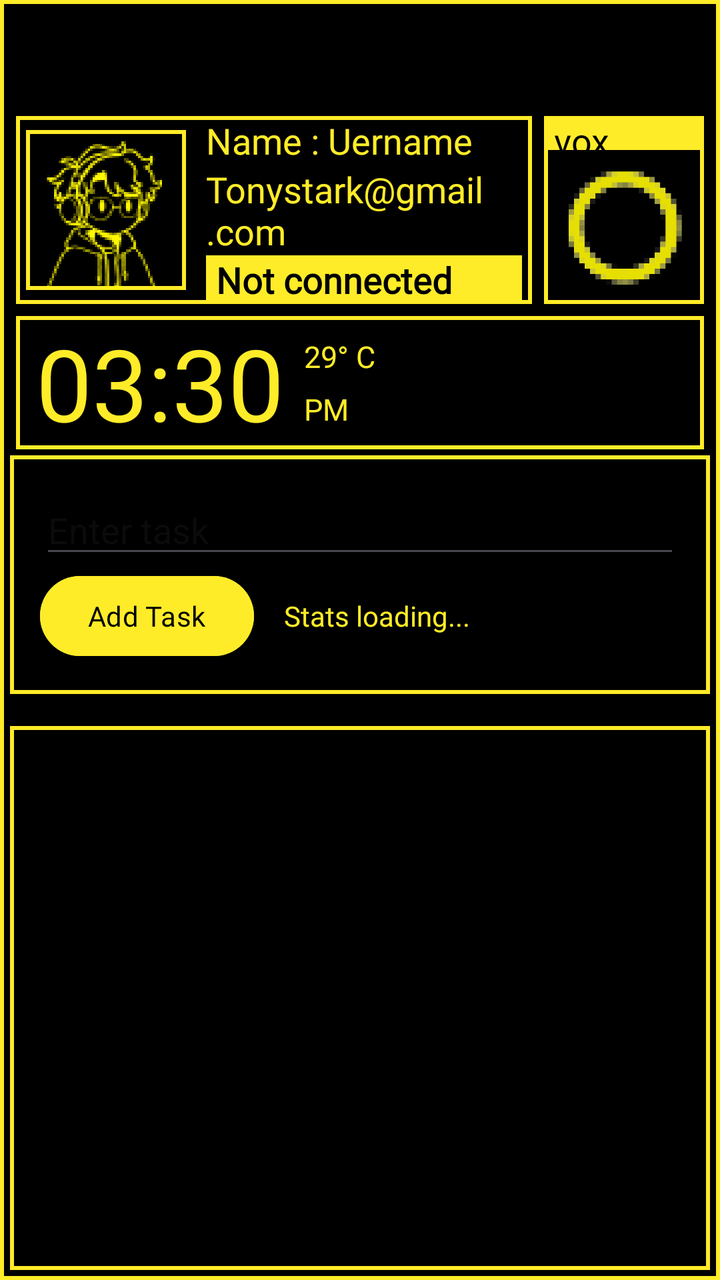
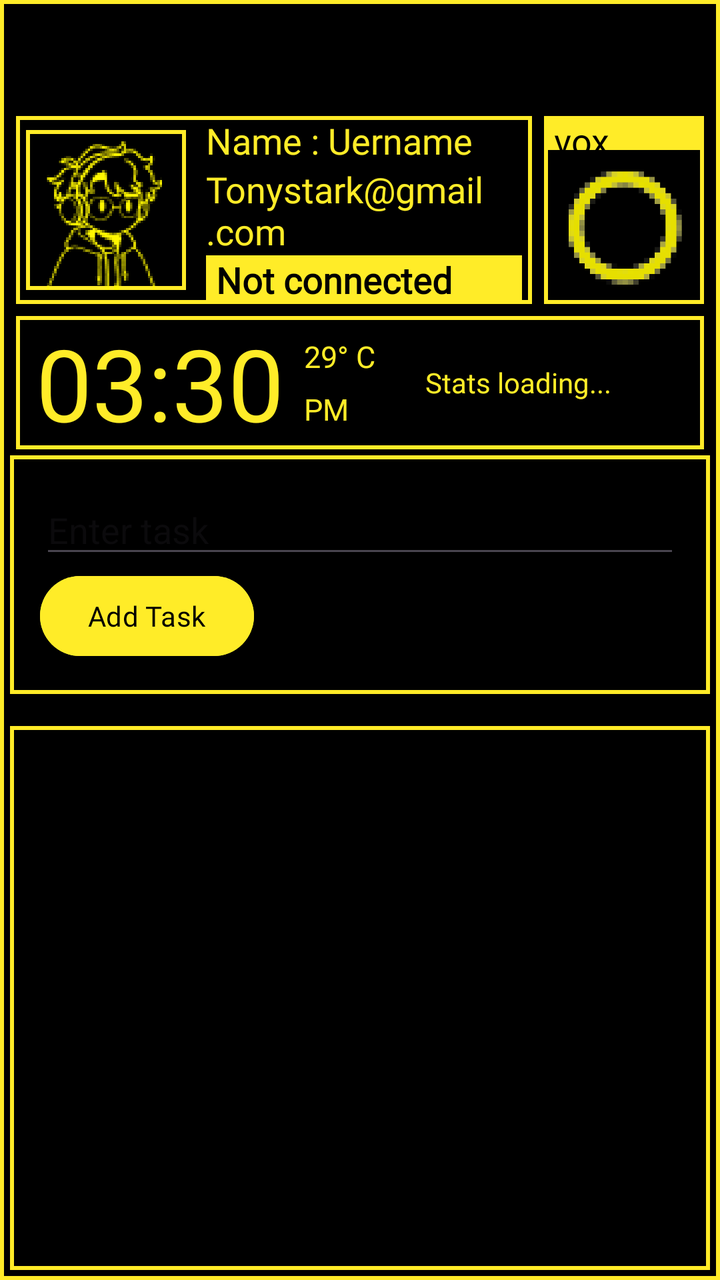

Before-and-after screenshots of an Android layout around one commit, followed by the original layout XML and the change that was made.
<!-- AndroidManifest.xml: application theme Theme.VOX -->
<!-- res/layout/activity_main.xml -->
<?xml version="1.0" encoding="utf-8"?>
<androidx.constraintlayout.widget.ConstraintLayout xmlns:android="http://schemas.android.com/apk/res/android"
    xmlns:app="http://schemas.android.com/apk/res-auto"
    xmlns:tools="http://schemas.android.com/tools"
    android:id="@+id/main"
    android:layout_width="match_parent"
    android:layout_height="match_parent"
    tools:context=".MainActivity"
    android:background="@color/black">

    <LinearLayout
        android:layout_width="match_parent"
        android:layout_height="match_parent"
        android:background="@drawable/container_m"
        android:padding="5dp"
        android:orientation="vertical"
        app:layout_constraintBottom_toBottomOf="parent"
        app:layout_constraintEnd_toEndOf="parent"
        app:layout_constraintStart_toStartOf="parent"
        app:layout_constraintTop_toTopOf="parent">
        <LinearLayout
            android:layout_width="match_parent"
            android:layout_height="100dp"
            android:layout_marginTop="50dp"
            android:orientation="horizontal">
            <LinearLayout
                android:layout_width="0dp"
                android:layout_height="match_parent"
                android:layout_weight="1"
                android:layout_margin="3dp"
                android:orientation="horizontal"
                android:background="@drawable/container_m"
                android:gravity="center_vertical">
                <ImageView
                    android:layout_width="80dp"
                    android:layout_height="80dp"
                    android:layout_margin="5dp"
                    android:src="@drawable/profile_img_m"
                    android:background="@drawable/container_m"/>
                <LinearLayout
                    android:layout_width="match_parent"
                    android:layout_height="wrap_content"
                    android:orientation="vertical"
                    android:paddingLeft="5dp">
                    <TextView
                        android:layout_width="wrap_content"
                        android:layout_height="wrap_content"
                        android:textSize="18sp"
                        android:fontFamily="@font/lowerpixel"
                        android:textColor="@color/yellow_main"
                        android:text="Name : Uername"/>
                    <TextView
                        android:id="@+id/tvEmail"
                        android:layout_width="wrap_content"
                        android:layout_height="wrap_content"
                        android:textSize="18sp"
                        android:fontFamily="@font/lowerpixel"
                        android:textColor="@color/yellow_main"
                        android:text="Tonystark@gmail.com"/>
                    <TextView
                        android:layout_width="match_parent"
                        android:layout_height="wrap_content"
                        android:textSize="18sp"
                        android:fontFamily="@font/lowerpixel"
                        android:textColor="@color/black"
                        android:textStyle="bold"
                        android:paddingLeft="5dp"
                        android:layout_marginRight="5dp"
                        android:background="@color/yellow_main"
                        android:text="Not connected"/>
                </LinearLayout>

            </LinearLayout>
            <LinearLayout
                android:layout_width="80dp"
                android:layout_height="match_parent"
                android:orientation="vertical"
                android:layout_margin="3dp"
                android:background="@drawable/container_m">
                <TextView
                    android:layout_width="match_parent"
                    android:layout_height="17dp"
                    android:text="vox"
                    android:background="@color/yellow_main"
                    android:paddingLeft="5dp"
                    android:fontFamily="@font/pixelbold"
                    android:textSize="18sp"
                    android:textColor="@color/black"/>
                <ImageView
                    android:layout_width="match_parent"
                    android:layout_height="0dp"
                    android:layout_weight="1"
                    android:src="@drawable/vox_ring"
                    />

            </LinearLayout>
        </LinearLayout>
        <LinearLayout
            android:layout_width="match_parent"
            android:layout_height="wrap_content"
            android:orientation="horizontal"
            android:layout_margin="3dp"
            android:gravity="center_vertical"
            android:background="@drawable/container_m">
            <TextView
                android:id="@+id/tvCurrentTime"
                android:layout_width="wrap_content"
                android:layout_height="wrap_content"
                android:textSize="50sp"
                android:textColor="@color/yellow_main"
                android:text="03:30"
                android:layout_marginLeft="10dp"
                android:fontFamily="@font/lowerpixel"/>
            <LinearLayout
                android:layout_width="wrap_content"
                android:layout_height="match_parent"
                android:orientation="vertical"
                android:layout_margin="10dp">
                <TextView
                    android:layout_width="match_parent"
                    android:layout_height="0dp"
                    android:layout_weight="1"
                    android:text="29° C"
                    android:textSize="15sp"
                    android:textColor="@color/yellow_main"
                    android:fontFamily="@font/lowerpixel"/>
                <TextView
                    android:id="@+id/tvCurrentMeridian"
                    android:layout_width="match_parent"
                    android:layout_height="wrap_content"
                    android:text="PM"
                    android:textSize="15sp"
                    android:textColor="@color/yellow_main"
                    android:fontFamily="@font/lowerpixel"/>
            </LinearLayout>


        </LinearLayout>
        <LinearLayout
            android:layout_width="match_parent"
            android:layout_height="wrap_content"
            android:orientation="vertical"
            android:background="@drawable/container_m"
            android:padding="15dp">
            <EditText
                android:id="@+id/etTask"
                android:layout_width="match_parent"
                android:layout_height="wrap_content"
                android:hint="Enter task"/>
            <LinearLayout
                android:layout_width="match_parent"
                android:layout_height="wrap_content"
                android:orientation="horizontal">
                <Button
                    android:id="@+id/btnAdd"
                    android:layout_width="wrap_content"
                    android:layout_height="wrap_content"
                    android:text="Add Task"
                    android:textColor="@color/black"
                    android:fontFamily="@font/lowerpixel"
                    android:backgroundTint="@color/yellow_main"/>

                <TextView
                    android:id="@+id/tvStats"
                    android:layout_width="wrap_content"
                    android:layout_height="wrap_content"
                    android:text="Stats loading..."
                    android:layout_marginLeft="15dp"
                    android:textColor="@color/yellow_main"
                    android:fontFamily="@font/lowerpixel"/>
            </LinearLayout>



        </LinearLayout>
        <androidx.recyclerview.widget.RecyclerView
            android:id="@+id/rvTasks"
            android:background="@drawable/container_m"
            android:layout_width="match_parent"
            android:layout_height="0dp"
            android:layout_marginTop="16dp"
            android:layout_weight="1"/>

    </LinearLayout>
</androidx.constraintlayout.widget.ConstraintLayout>
<!-- resources referenced by this layout -->
<resources>
  <color name="black">#FF000000</color>
  <color name="yellow_main">#FFEC28</color>
  <!-- drawable container_m (drawable) -->
  <?xml version="1.0" encoding="utf-8"?>
  <shape xmlns:android="http://schemas.android.com/apk/res/android">
      <stroke android:color="@color/yellow_main" android:width="2dp"/>
  </shape>
  <!-- drawable profile_img_m: png bitmap (drawable, 10332 bytes) -->
  <!-- drawable vox_ring: png bitmap (drawable, 2005 bytes) -->
  <style name="Theme.VOX" parent="Base.Theme.VOX" />
  <style name="Base.Theme.VOX" parent="Theme.Material3.DayNight.NoActionBar">
          
          
      </style>
</resources>

<!-- the commit's change to res/layout/activity_main.xml (unified diff, before → after) -->
@@ -133,6 +133,14 @@
                     android:textColor="@color/yellow_main"
                     android:fontFamily="@font/lowerpixel"/>
             </LinearLayout>
+            <TextView
+                android:id="@+id/tvStats"
+                android:layout_width="wrap_content"
+                android:layout_height="wrap_content"
+                android:text="Stats loading..."
+                android:layout_marginLeft="15dp"
+                android:textColor="@color/yellow_main"
+                android:fontFamily="@font/lowerpixel"/>
 
 
         </LinearLayout>
@@ -160,14 +168,7 @@
                     android:fontFamily="@font/lowerpixel"
                     android:backgroundTint="@color/yellow_main"/>
 
-                <TextView
-                    android:id="@+id/tvStats"
-                    android:layout_width="wrap_content"
-                    android:layout_height="wrap_content"
-                    android:text="Stats loading..."
-                    android:layout_marginLeft="15dp"
-                    android:textColor="@color/yellow_main"
-                    android:fontFamily="@font/lowerpixel"/>
+
             </LinearLayout>
 
 
